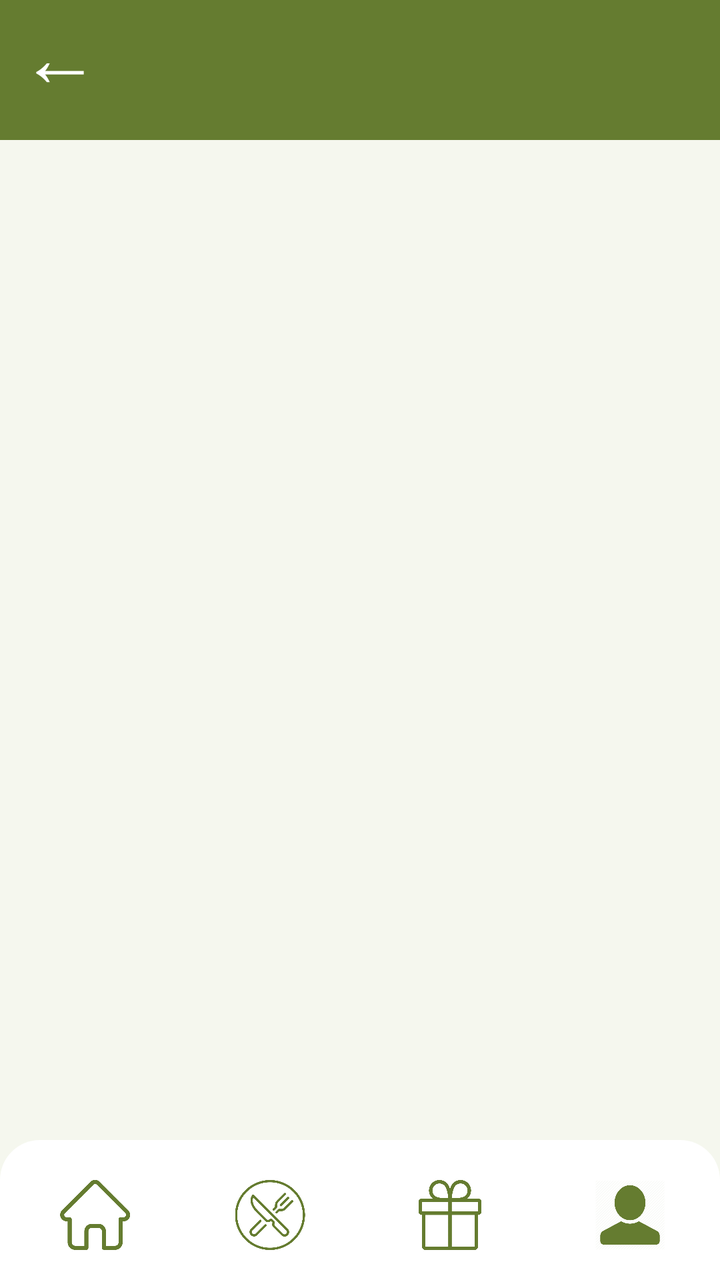
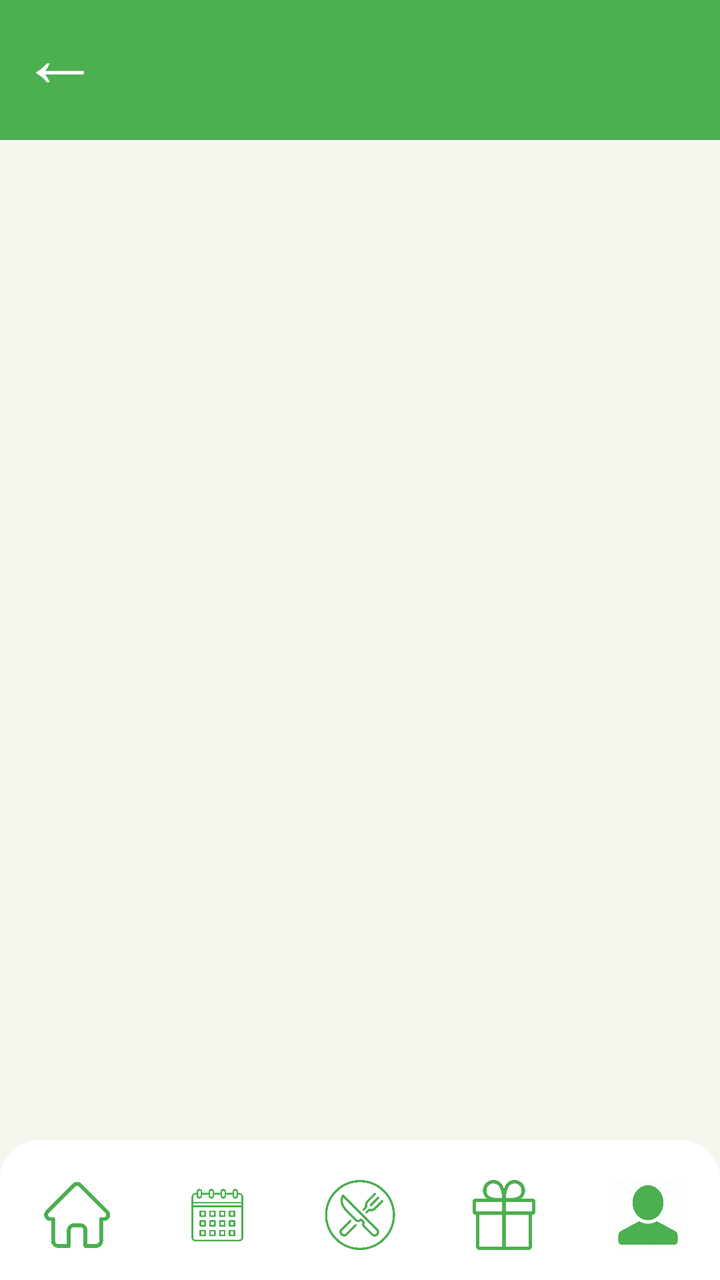

Two renders of the same Android screen: before a commit and after it. Below are the layout's source before the change and the commit's diff.
<!-- AndroidManifest.xml: application theme Theme.Gamstop -->
<!-- res/layout/activity_food_layout.xml -->
<?xml version="1.0" encoding="utf-8"?>
<FrameLayout xmlns:android="http://schemas.android.com/apk/res/android"
    xmlns:app="http://schemas.android.com/apk/res-auto"
    xmlns:tools="http://schemas.android.com/tools"
    android:id="@+id/main"
    android:layout_width="match_parent"
    android:layout_height="match_parent"
    android:orientation="vertical"
    android:background="#F5F7EE"
    tools:context=".MainActivity">

    <LinearLayout
        android:layout_width="match_parent"
        android:layout_height="wrap_content"
        android:orientation="vertical"
        android:background="#F5F7EE">
        <TextView
            android:layout_width="match_parent"
            android:layout_height="70dp"
            android:background="#FF657C30"
            android:text="←"
            android:gravity="center"
            android:paddingRight="300dp"
            android:paddingBottom="15dp"
            android:textSize="40dp"
            android:textColor="@color/white"/>

    </LinearLayout>
    <RelativeLayout
        xmlns:android="http://schemas.android.com/apk/res/android"
        android:layout_width="match_parent"
        android:layout_height="wrap_content"
        android:layout_marginTop="570dp"
        android:backgroundTint="#FFFFFF"
        android:elevation="10dp">

        <include layout="@layout/nav_bar_layout"/>

    </RelativeLayout>
</FrameLayout>
<!-- res/layout/nav_bar_layout.xml (included above) -->
<LinearLayout xmlns:android="http://schemas.android.com/apk/res/android"
        xmlns:app="http://schemas.android.com/apk/res-auto"
        xmlns:tools="http://schemas.android.com/tools"
        android:id="@+id/navbar"
        android:layout_width="match_parent"
        android:layout_height="130dp"
        android:layout_alignParentBottom="true"
        android:orientation="horizontal"
    android:background="@drawable/top_rounded_corner"
        android:weightSum="4"
    android:paddingTop="5dp"
        android:backgroundTint="#FFFFFF"
        >

        <LinearLayout
            android:layout_width="0dp"
            android:layout_height="match_parent"
            android:layout_weight="1"
            android:gravity="center"
            android:padding="15dp"
            android:orientation="vertical">

            <ImageView
            android:layout_width="match_parent"
            android:layout_height="match_parent"
            android:layout_weight="1"
            android:paddingLeft="10dp"
            android:paddingRight="5dp"
                android:scaleType="fitCenter"
                app:tint="#FF657C30"
                android:src="@drawable/navbar_icon_home"/>
        </LinearLayout>

        <LinearLayout
            android:layout_width="0dp"
            android:layout_height="match_parent"
            android:layout_weight="1"
            android:gravity="center"
            android:padding="15dp"
            android:orientation="vertical">

            <ImageView
            android:layout_width="match_parent"
            android:layout_height="match_parent"
            android:layout_weight="0.75"
            android:paddingLeft="5dp"
            android:paddingRight="5dp"
                app:tint="#FF657C30"
                android:scaleType="fitCenter"

                android:src="@drawable/navbar_icon_eat"/>
        </LinearLayout>

        <LinearLayout
            android:layout_width="0dp"
            android:layout_height="match_parent"
            android:layout_weight="1"
            android:gravity="center"
            android:padding="15dp"
            android:orientation="vertical">

            <ImageView
                android:layout_width="match_parent"
                android:layout_height="match_parent"
                android:layout_weight="0.75"
                android:paddingLeft="5dp"
                android:paddingRight="5dp"
                app:tint="#FF657C30"
                android:src="@drawable/navbar_icon_gift"/>
        </LinearLayout>

        <LinearLayout
            android:layout_width="0dp"
            android:layout_height="match_parent"
            android:layout_weight="1"
            android:gravity="center"
            android:padding="15dp"
            android:orientation="vertical">

            <ImageView
                android:layout_width="match_parent"
                android:layout_height="match_parent"
                android:layout_weight="0.75"
                android:paddingLeft="5dp"
                app:tint="#FF657C30"
                android:paddingRight="5dp"
                android:src="@drawable/navbar_icon_account"/>
        </LinearLayout>

    </LinearLayout>
<!-- resources referenced by this layout -->
<resources>
  <color name="white">#FFFFFFFF</color>
  <!-- drawable navbar_icon_account: png bitmap (drawable, 16447 bytes) -->
  <!-- drawable navbar_icon_eat: png bitmap (drawable, 24859 bytes) -->
  <!-- drawable navbar_icon_gift: png bitmap (drawable, 6518 bytes) -->
  <!-- drawable navbar_icon_home: png bitmap (drawable, 8020 bytes) -->
  <!-- drawable top_rounded_corner (drawable) -->
  <shape xmlns:android="http://schemas.android.com/apk/res/android">
  
      <solid android:color="#FFFFFF"/>
  
      <corners
          android:topLeftRadius="20dp"
          android:topRightRadius="20dp"
          android:bottomLeftRadius="0dp"
          android:bottomRightRadius="0dp"/>
  
  </shape>
  <style name="Theme.Gamstop" parent="Base.Theme.Gamstop" />
  <style name="Base.Theme.Gamstop" parent="Theme.Material3.DayNight.NoActionBar">
          
          
      </style>
</resources>

<!-- the commit's change to res/layout/activity_food_layout.xml (unified diff, before → after) -->
@@ -17,7 +17,7 @@
         <TextView
             android:layout_width="match_parent"
             android:layout_height="70dp"
-            android:background="#FF657C30"
+            android:background="#4CAF50"
             android:text="←"
             android:gravity="center"
             android:paddingRight="300dp"
@@ -40,92 +40,109 @@
 </FrameLayout>
 <!-- res/layout/nav_bar_layout.xml (included above) -->
 <LinearLayout xmlns:android="http://schemas.android.com/apk/res/android"
-        xmlns:app="http://schemas.android.com/apk/res-auto"
-        xmlns:tools="http://schemas.android.com/tools"
-        android:id="@+id/navbar"
-        android:layout_width="match_parent"
-        android:layout_height="130dp"
-        android:layout_alignParentBottom="true"
-        android:orientation="horizontal"
+    xmlns:app="http://schemas.android.com/apk/res-auto"
+    xmlns:tools="http://schemas.android.com/tools"
+    android:id="@+id/navbar"
+    android:layout_width="match_parent"
+    android:layout_height="80dp"
+    android:layout_alignParentBottom="true"
+    android:orientation="horizontal"
     android:background="@drawable/top_rounded_corner"
-        android:weightSum="4"
+    android:weightSum="5"
     android:paddingTop="5dp"
-        android:backgroundTint="#FFFFFF"
-        >
+    android:backgroundTint="#FFFFFF">
 
-        <LinearLayout
-            android:layout_width="0dp"
-            android:layout_height="match_parent"
-            android:layout_weight="1"
-            android:gravity="center"
-            android:padding="15dp"
-            android:orientation="vertical">
+    <LinearLayout
+        android:layout_width="0dp"
+        android:layout_height="match_parent"
+        android:layout_weight="1"
+        android:gravity="center"
+        android:padding="15dp"
+        android:orientation="vertical">
 
-            <ImageView
-            android:layout_width="match_parent"
-            android:layout_height="match_parent"
+        <ImageView
+            android:layout_width="48dp"
+            android:layout_height="78dp"
             android:layout_weight="1"
             android:paddingLeft="10dp"
             android:paddingRight="5dp"
-                android:scaleType="fitCenter"
-                app:tint="#FF657C30"
-                android:src="@drawable/navbar_icon_home"/>
-        </LinearLayout>
+            android:scaleType="fitCenter"
+            android:src="@drawable/navbar_icon_home"
+            app:tint="#4CAF50" />
+    </LinearLayout>
 
-        <LinearLayout
-            android:layout_width="0dp"
-            android:layout_height="match_parent"
-            android:layout_weight="1"
-            android:gravity="center"
-            android:padding="15dp"
-            android:orientation="vertical">
+    <LinearLayout
+        android:layout_width="0dp"
+        android:layout_height="match_parent"
+        android:layout_weight="1"
+        android:gravity="center"
+        android:padding="15dp"
+        android:orientation="vertical">
 
-            <ImageView
-            android:layout_width="match_parent"
-            android:layout_height="match_parent"
+        <ImageView
+            android:layout_width="48dp"
+            android:layout_height="78dp"
+            android:layout_weight="0.75"
+            android:paddingLeft="1dp"
+            android:paddingRight="dp"
+            android:scaleType="fitCenter"
+            android:src="@drawable/calendar_icon"
+            app:tint="#4CAF50" />
+    </LinearLayout>
+
+    <LinearLayout
+        android:layout_width="0dp"
+        android:layout_height="match_parent"
+        android:layout_weight="1"
+        android:gravity="center"
+        android:padding="15dp"
+        android:orientation="vertical">
+
+        <ImageView
+            android:layout_width="48dp"
+            android:layout_height="78dp"
             android:layout_weight="0.75"
             android:paddingLeft="5dp"
             android:paddingRight="5dp"
-                app:tint="#FF657C30"
-                android:scaleType="fitCenter"
+            android:scaleType="fitCenter"
+            android:src="@drawable/navbar_icon_eat"
+            app:tint="#4CAF50" />
+    </LinearLayout>
 
-                android:src="@drawable/navbar_icon_eat"/>
-        </LinearLayout>
+    <LinearLayout
+        android:layout_width="0dp"
+        android:layout_height="match_parent"
+        android:layout_weight="1"
+        android:gravity="center"
+        android:padding="15dp"
+        android:orientation="vertical">
 
-        <LinearLayout
-            android:layout_width="0dp"
-            android:layout_height="match_parent"
-            android:layout_weight="1"
-            android:gravity="center"
-            android:padding="15dp"
-            android:orientation="vertical">
+        <ImageView
+            android:layout_width="48dp"
+            android:layout_height="78dp"
+            android:layout_weight="0.75"
+            android:paddingLeft="5dp"
+            android:paddingRight="5dp"
+            android:src="@drawable/navbar_icon_gift"
+            app:tint="#4CAF50" />
+    </LinearLayout>
 
-            <ImageView
-                android:layout_width="match_parent"
-                android:layout_height="match_parent"
-                android:layout_weight="0.75"
-                android:paddingLeft="5dp"
-                android:paddingRight="5dp"
-                app:tint="#FF657C30"
-                android:src="@drawable/navbar_icon_gift"/>
-        </LinearLayout>
+    <LinearLayout
+        android:layout_width="0dp"
+        android:layout_height="match_parent"
+        android:layout_weight="1"
+        android:gravity="center"
+        android:padding="15dp"
+        android:orientation="vertical">
 
-        <LinearLayout
-            android:layout_width="0dp"
-            android:layout_height="match_parent"
-            android:layout_weight="1"
-            android:gravity="center"
-            android:padding="15dp"
-            android:orientation="vertical">
+        <ImageView
+            android:layout_width="48dp"
+            android:layout_height="78dp"
+            android:layout_weight="0.75"
+            android:paddingLeft="5dp"
+            android:paddingRight="5dp"
+            android:src="@drawable/navbar_icon_account"
+            app:tint="#4CAF50" />
+    </LinearLayout>
 
-            <ImageView
-                android:layout_width="match_parent"
-                android:layout_height="match_parent"
-                android:layout_weight="0.75"
-                android:paddingLeft="5dp"
-                app:tint="#FF657C30"
-                android:paddingRight="5dp"
-                android:src="@drawable/navbar_icon_account"/>
-        </LinearLayout>
-
-    </LinearLayout>
+</LinearLayout>
<!-- resource entries referenced after the edit -->
@@ -1,6 +1,7 @@
 <!-- resources referenced by this layout -->
 <resources>
   <color name="white">#FFFFFFFF</color>
+  <!-- drawable calendar_icon: png bitmap (drawable, 14035 bytes) -->
   <!-- drawable navbar_icon_account: png bitmap (drawable, 16447 bytes) -->
   <!-- drawable navbar_icon_eat: png bitmap (drawable, 24859 bytes) -->
   <!-- drawable navbar_icon_gift: png bitmap (drawable, 6518 bytes) -->
